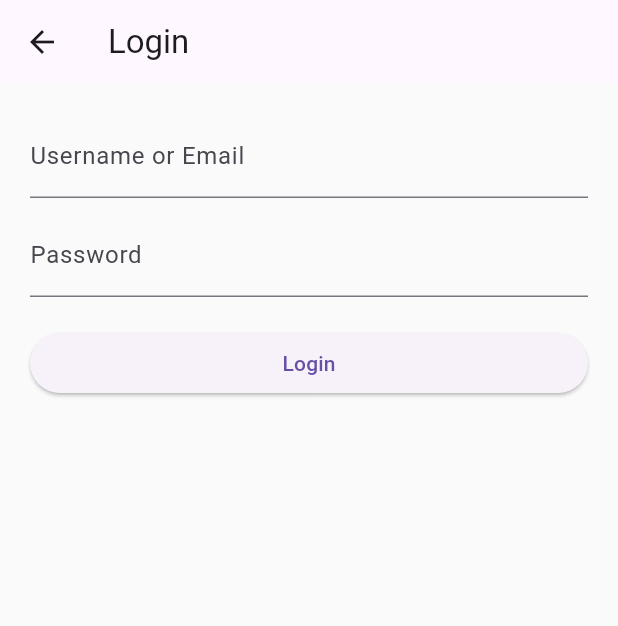
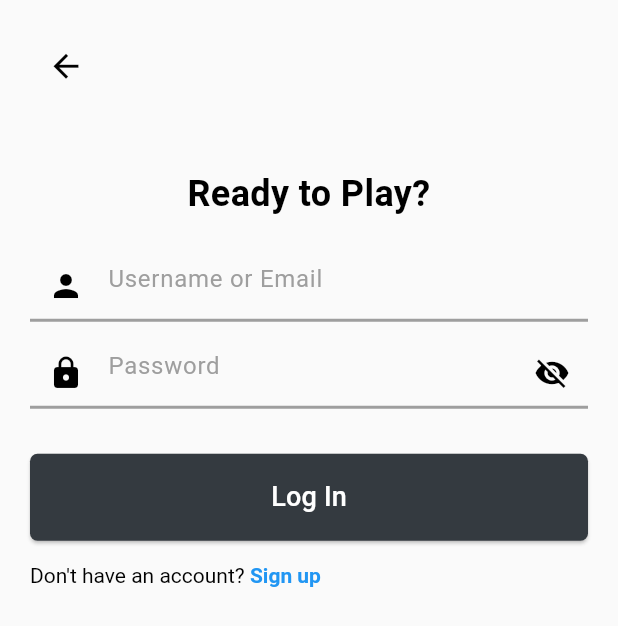
Before and after one commit to MrManini/chesspro, a Flutter app: the screen it shows after launch, after a tap on "Login", on a phone screen of 412 x 824 dp. Shown: the top 626 px of the screen. Run offline on Flutter 3.47's test engine with Material 3 defaults, Android fonts, the phone set to English and light mode, and no system bars; our stand-ins replace flutter_svg.

Commit message:
finished login screen frontend

```diff
--- a/chesspro_app/lib/screens/login_screen.dart
+++ b/chesspro_app/lib/screens/login_screen.dart
@@ -1,4 +1,6 @@
 import 'package:flutter/material.dart';
+import 'package:chesspro_app/utils/styles.dart';
+import 'package:chesspro_app/widgets/password_text_field.dart';
 
 class LoginScreen extends StatelessWidget {
 
@@ -11,30 +13,81 @@ class LoginScreen extends StatelessWidget {
   @override
 Widget build(BuildContext context) {
     return Scaffold(
-      appBar: AppBar(title: Text("Login")),
       body: Padding(
         padding: const EdgeInsets.all(20),
         child: Column(
           crossAxisAlignment: CrossAxisAlignment.stretch,
           children: [
+            Align(
+              alignment: Alignment.topLeft,
+              child: IconButton(
+                icon: Icon(Icons.arrow_back, size: 25, color: AppStyles.getDefaultColor(context)),
+                onPressed: () {Navigator.pushNamedAndRemoveUntil(context, '/welcome', (route) => false);},
+              ),
+            ),
+            Expanded(
+              child: Center(
+                child: Column(
+                  mainAxisSize: MainAxisSize.min,
+                  crossAxisAlignment: CrossAxisAlignment.stretch,
+                  children: [
+                    Text(
+                      "Ready to Play?",
+                      textAlign: TextAlign.center,
+                      style: TextStyle(
+                        fontSize: 24,
+                        fontWeight: FontWeight.bold,
+                        color: AppStyles.getDefaultColor(context),
+                      ),
+                    ),
+                    SizedBox(height: 20),
                     TextField(
                       controller: usernameOrEmailController,
-              decoration: InputDecoration(labelText: "Username or Email"),
+                      decoration: AppStyles.getTextFieldStyle(context).copyWith(
+                        hintText: "Username or Email",
+                        prefixIcon: Icon(
+                          Icons.person,
+                          color: AppStyles.getDefaultColor(context),
+                        ),
+                      ),
                     ),
                     SizedBox(height: 10),
-            TextField(
+                    PasswordTextField(
                       controller: passwordController,
-              decoration: InputDecoration(labelText: "Password"),
-              obscureText: true,
+                      decoration: AppStyles.getTextFieldStyle(context),
                     ),
-            SizedBox(height: 20),
+                    SizedBox(height: 30),
                     ElevatedButton(
                       onPressed: () {
                         // TODO: Handle login logic
                       },
-              child: Text("Login"),
-
+                      style: AppStyles.getPrimaryButtonStyle(context),
+                      child: Text("Log In", style: TextStyle(fontSize: 18)),
                     ),
+                    SizedBox(height: 15),
+                    GestureDetector(
+                      onTap: () {
+                        // Navigate to the login screen
+                        Navigator.pushNamed(context, '/signup');
+                      },
+                      child: RichText(
+                        text: TextSpan(
+                          text: "Don't have an account? ",
+                          style: TextStyle(color: AppStyles.getDefaultColor(context)),
+                          children: [
+                            TextSpan(
+                              text: "Sign up",
+                              style: TextStyle(color: Colors.blue, fontWeight: FontWeight.bold),
+                            ),
+                          ],
+                        ),
+                      ),
+                    ),
+                  ],
+                ),
+              ),
+            ),
+            Spacer(),
           ],
         ),
       ),
```
Lines whose indentation alone changed are shown as unchanged.
